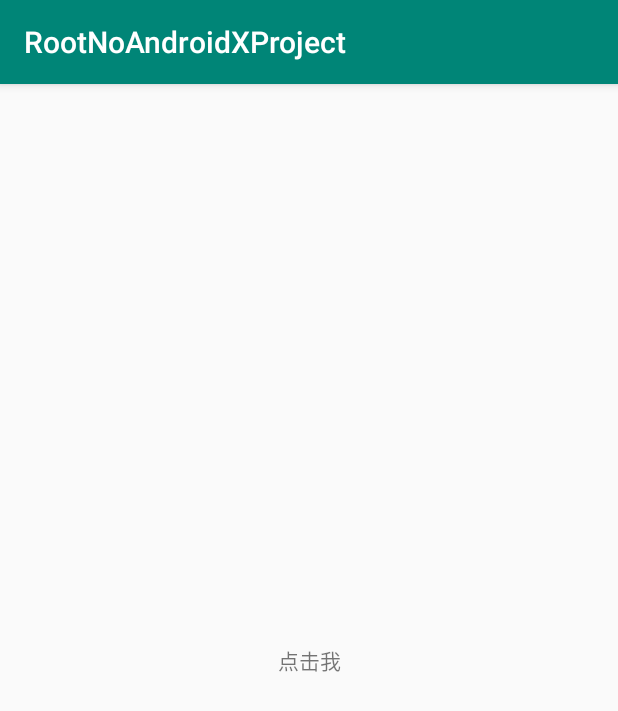
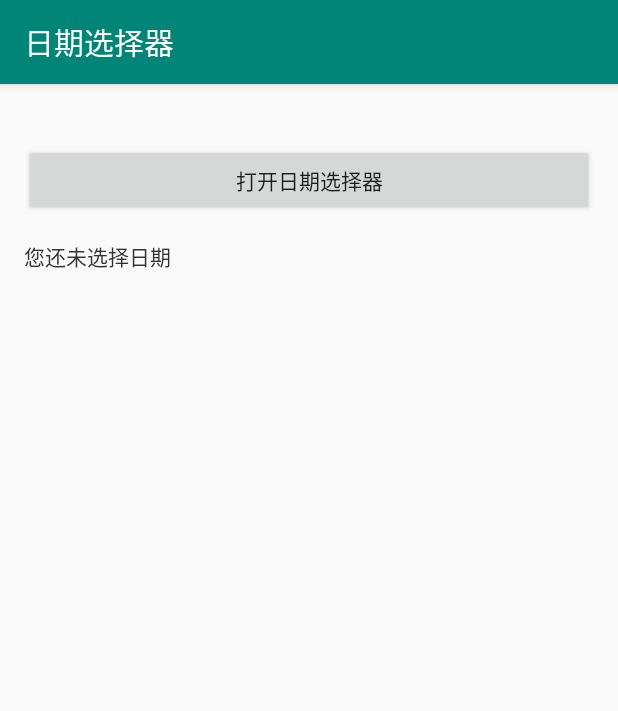
Before and after one commit to MZCretin/RollPickerView, an Android app: the screen it shows after launch (MainActivity), on a phone screen of 412 x 824 dp. Shown: the top 711 px of the screen. Run offline under Robolectric (Android 15) with nearby library versions, the phone set to English and light mode, and no system bars.

Commit message:
支持设置配置信息

```diff
--- a/app/src/main/AndroidManifest.xml
+++ b/app/src/main/AndroidManifest.xml
@@ -4,9 +4,9 @@
 
     <application
         android:allowBackup="true"
-        android:icon="@mipmap/ic_launcher"
+        android:icon="@mipmap/temp_logo"
         android:label="@string/app_name"
-        android:roundIcon="@mipmap/ic_launcher_round"
+        android:roundIcon="@mipmap/temp_logo"
         android:supportsRtl="true"
         android:theme="@style/AppTheme">
         <activity android:name="com.cretin.pickerutils.MainActivity">
--- a/app/src/main/java/com/cretin/pickerutils/MainActivity.java
+++ b/app/src/main/java/com/cretin/pickerutils/MainActivity.java
@@ -5,6 +5,7 @@ import android.graphics.Color;
 import android.os.Bundle;
 import android.support.v7.app.AppCompatActivity;
 import android.view.View;
+import android.widget.TextView;
 import android.widget.Toast;
 
 
@@ -42,9 +43,17 @@ public class MainActivity extends AppCompatActivity {
                 .setSelectedItemBg(R.drawable.shape_ff7241_round_100)
                 //时间格式化
                 .setTimeFormater(R.string.date_picker_time_format)
+                //默认选择的开始时间戳
+                .setStartTimestamp(DateTime.now().minusMonths(1).getMillis())
+                //默认选择的结束时间戳
+                .setEndTimestamp(DateTime.now().getMillis())
+                //往前扩展的年份数
+                .setPreYear(2)
+                //往后扩展的年份数
+                .setAfterYear(2)
                 .build();
 
-        findViewById(R.id.tv_click).setOnClickListener(new View.OnClickListener() {
+        findViewById(R.id.tv_open).setOnClickListener(new View.OnClickListener() {
             @Override
             public void onClick(View v) {
                 new DatePickerDialog(MainActivity.this, build, new SelectCompleteListener() {
@@ -54,7 +63,7 @@ public class MainActivity extends AppCompatActivity {
                             Toast.makeText(MainActivity.this, "取消了", Toast.LENGTH_SHORT).show();
                             return;
                         }
-                        Toast.makeText(MainActivity.this, startTime.toString("yyyy-MM-dd") + " - " + endTime.toString("yyyy-MM-dd"), Toast.LENGTH_SHORT).show();
+                        ((TextView) findViewById(R.id.tv_info)).setText("您选择的日期段为：\n"+startTime.toString("yyyy-MM-dd") + " - " + endTime.toString("yyyy-MM-dd"));
                     }
                 }).show();
             }
--- a/app/src/main/res/layout/activity_main.xml
+++ b/app/src/main/res/layout/activity_main.xml
@@ -7,16 +7,28 @@
     tools:context=".MainActivity">
 
 
+    <Button
+        app:layout_constraintRight_toRightOf="parent"
+        app:layout_constraintLeft_toLeftOf="parent"
+        app:layout_constraintTop_toTopOf="parent"
+        android:id="@+id/tv_open"
+        android:layout_marginRight="16dp"
+        android:layout_marginLeft="16dp"
+        android:layout_width="match_parent"
+        android:layout_height="wrap_content"
+        android:layout_marginTop="40dp"
+        android:text="打开日期选择器" />
+
     <TextView
-        android:id="@+id/tv_click"
-        android:layout_width="wrap_content"
-        android:layout_height="wrap_content"
-        android:padding="16dp"
-        android:text="点击我"
-        app:layout_constraintBottom_toBottomOf="parent"
+        android:textColor="#333333"
+        android:layout_marginTop="16dp"
+        android:paddingLeft="16dp"
+        app:layout_constraintRight_toRightOf="parent"
         app:layout_constraintLeft_toLeftOf="parent"
-        app:layout_constraintRight_toRightOf="parent"
-        app:layout_constraintTop_toTopOf="parent" />
-
+        app:layout_constraintTop_toBottomOf="@+id/tv_open"
+        android:id="@+id/tv_info"
+        android:layout_width="0dp"
+        android:text="您还未选择日期"
+        android:layout_height="wrap_content"/>
 
 </android.support.constraint.ConstraintLayout>
--- a/app/src/main/res/values/strings.xml
+++ b/app/src/main/res/values/strings.xml
@@ -1,4 +1,4 @@
 <resources>
-    <string name="app_name">RootNoAndroidXProject</string>
+    <string name="app_name">日期选择器</string>
 
 </resources>
--- a/rolldatepicker/src/main/java/com/cretin/tools/rolldatepicker/PickerConfig.java
+++ b/rolldatepicker/src/main/java/com/cretin/tools/rolldatepicker/PickerConfig.java
@@ -87,9 +87,34 @@ public class PickerConfig {
             builder.btnEnableBg = btnEnableBg;
         return this;
     }
+
     public PickerConfig setConfirmBtnText(@StringRes int confirmBtnText) {
         if (builder != null)
             builder.confirmBtnText = confirmBtnText;
+        return this;
+    }
+
+    public PickerConfig setStartTimestamp(long startTimestamp) {
+        if (builder != null)
+            builder.startTimestamp = startTimestamp;
+        return this;
+    }
+
+    public PickerConfig setEndTimestamp(long endTimestamp) {
+        if (builder != null)
+            builder.endTimestamp = endTimestamp;
+        return this;
+    }
+
+    public PickerConfig setPreYear(int preYear) {
+        if (builder != null)
+            builder.preYear = preYear;
+        return this;
+    }
+
+    public PickerConfig setAfterYear(int afterYear) {
+        if (builder != null)
+            builder.afterYear = afterYear;
         return this;
     }
 
@@ -99,13 +124,17 @@ public class PickerConfig {
 
     public static class Builder {
         //选择开始时间提示信息
-        private @StringRes int startTimeTips = R.string.date_picker_select_start_time;
+        private @StringRes
+        int startTimeTips = R.string.date_picker_select_start_time;
         //选择结束时间提示信息
-        private @StringRes int endTimeTips = R.string.date_picker_select_end_time;
+        private @StringRes
+        int endTimeTips = R.string.date_picker_select_end_time;
         //时间格式化
-        private @StringRes int timeFormater = R.string.date_picker_time_format;
+        private @StringRes
+        int timeFormater = R.string.date_picker_time_format;
         //确定按钮的文案
-        private @StringRes int confirmBtnText = R.string.comfirm_text;
+        private @StringRes
+        int confirmBtnText = R.string.comfirm_text;
         //已选择日期的背景
         private @DrawableRes
         int selectedItemBg = R.drawable.shape_ff7241_round_100;
@@ -124,19 +153,46 @@ public class PickerConfig {
         //按钮不可用背景
         private @DrawableRes
         int btnEnableBg = R.drawable.shape_ff7241_round_20_a30;
+        //默认选择的开始时间戳
+        private long startTimestamp = DateTime.now().minusMonths(1).getMillis();
+        //默认选择的结束时间戳
+        private long endTimestamp = DateTime.now().getMillis();
+        //往前扩展的年份数
+        private int preYear = 2;
+        //往后扩展的年份数
+        private int afterYear = 2;
+
+        public long getStartTimestamp() {
+            return startTimestamp;
+        }
+
+        public long getEndTimestamp() {
+            return endTimestamp;
+        }
+
+        public int getPreYear() {
+            return preYear;
+        }
+
+        public int getAfterYear() {
+            return afterYear;
+        }
 
         private Builder() {
         }
 
-        public @StringRes int getStartTimeTips() {
+        public @StringRes
+        int getStartTimeTips() {
             return startTimeTips;
         }
 
-        public @StringRes int getEndTimeTips() {
+        public @StringRes
+        int getEndTimeTips() {
             return endTimeTips;
         }
 
-        public @StringRes int getTimeFormater() {
+        public @StringRes
+        int getTimeFormater() {
             return timeFormater;
         }
 
@@ -144,27 +200,33 @@ public class PickerConfig {
             return confirmBtnText;
         }
 
-        public @DrawableRes int getSelectedItemBg() {
+        public @DrawableRes
+        int getSelectedItemBg() {
             return selectedItemBg;
         }
 
-        public @ColorInt int getCurrentDayTextColor() {
+        public @ColorInt
+        int getCurrentDayTextColor() {
             return currentDayTextColor;
         }
 
-        public @ColorInt int getDateNormalTextColor() {
+        public @ColorInt
+        int getDateNormalTextColor() {
             return dateNormalTextColor;
         }
 
-        public @ColorInt int getDateEnableTextColor() {
+        public @ColorInt
+        int getDateEnableTextColor() {
             return dateEnableTextColor;
         }
 
-        public @DrawableRes int getBtnNormalBg() {
+        public @DrawableRes
+        int getBtnNormalBg() {
             return btnNormalBg;
         }
 
-        public @DrawableRes int getBtnEnableBg() {
+        public @DrawableRes
+        int getBtnEnableBg() {
             return btnEnableBg;
         }
     }
--- a/rolldatepicker/src/main/java/com/cretin/tools/rolldatepicker/view/DatePickerDialog.java
+++ b/rolldatepicker/src/main/java/com/cretin/tools/rolldatepicker/view/DatePickerDialog.java
@@ -47,8 +47,9 @@ public class DatePickerDialog extends Dialog {
         super.onCreate(savedInstanceState);
 
         DatePickerView rootView = new DatePickerView(context);
-        rootView.bindTimeRange(builder,new DateTime(2020, 5, 20, 0, 0, 0).getMillis()
-                , new DateTime(2020, 9, 2, 0, 0, 0).getMillis());
+
+        rootView.bindTimeRange(builder, builder.getStartTimestamp()
+                , builder.getEndTimestamp());
         setContentView(rootView); //设置dialog布局
 
         rootView.setSelectCompleteListener(new SelectCompleteListener() {
--- a/rolldatepicker/src/main/java/com/cretin/tools/rolldatepicker/view/DatePickerView.java
+++ b/rolldatepicker/src/main/java/com/cretin/tools/rolldatepicker/view/DatePickerView.java
@@ -149,8 +149,8 @@ public class DatePickerView extends ConstraintLayout {
         new Thread(new Runnable() {
             @Override
             public void run() {
-                DateTime originStartTime = sTime.minusYears(2);
-                DateTime endTime = eTime.plusYears(2);
+                DateTime originStartTime = sTime.minusYears(builder.getPreYear());
+                DateTime endTime = eTime.plusYears(builder.getAfterYear());
 
                 DateTime now = eTime;
                 DateTime beforeOneMonth = sTime;
--- a/rolldatepicker/src/main/res/values/strings.xml
+++ b/rolldatepicker/src/main/res/values/strings.xml
@@ -1,6 +1,4 @@
 <resources>
-    <string name="app_name">rolldatepicker</string>
-
     <string name="date_picker_time_format">yyyy年MM月dd</string>
     <string name="comfirm_text">确定</string>
     <string name="date_picker_select_start_time">选择开始时间</string>
```
Also changed, not shown: app/src/main/res/mipmap-xxhdpi/temp_logo.png (added), 2 other files.
